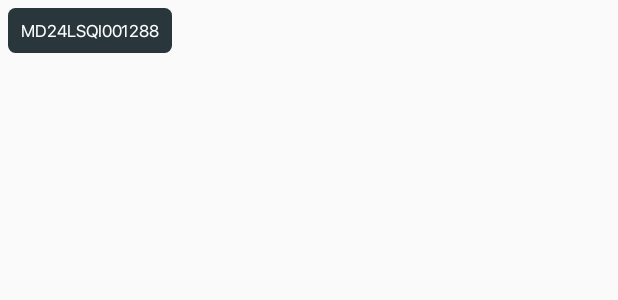
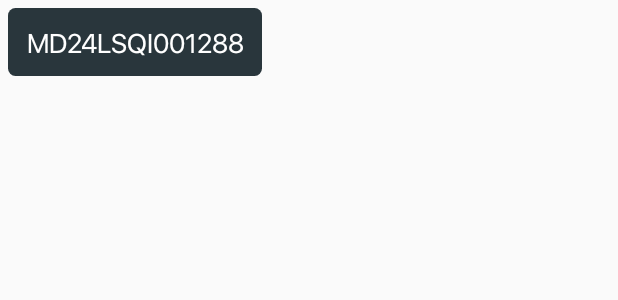
Before and after one commit to SKToukir/Production_line_display, an Android app: the layout grid_item.xml on its own in the app's theme, with its tools: preview values and no code run, on a phone screen of 412 x 824 dp. Shown: the top 300 px of the screen. Run offline under Robolectric (Android 15) with nearby library versions, the phone set to English and light mode, and no system bars.

```diff
--- a/app/src/main/res/layout-land/fragment_main.xml
+++ b/app/src/main/res/layout-land/fragment_main.xml
@@ -268,7 +268,7 @@
                     android:id="@+id/barGridView"
                     android:layout_width="match_parent"
                     android:layout_height="wrap_content"
-                    android:numColumns="7" />
+                    android:numColumns="5" />
 
                 <TextView
                     android:id="@+id/txtNoBarcode"
--- a/app/src/main/res/layout/grid_item.xml
+++ b/app/src/main/res/layout/grid_item.xml
@@ -1,6 +1,6 @@
 <?xml version="1.0" encoding="utf-8"?>
 <RelativeLayout xmlns:android="http://schemas.android.com/apk/res/android"
-    android:layout_width="120dp"
+    android:layout_width="180dp"
     android:layout_height="wrap_content"
     xmlns:app="http://schemas.android.com/apk/res-auto">
 
@@ -15,12 +15,12 @@
     <TextView
         android:id="@+id/text_view"
         android:textColor="@color/white"
-        android:textSize="11sp"
+        android:textSize="18sp"
         android:gravity="center"
         android:text="MD24LSQI001288"
         android:fontFamily="@font/sf_pro_display_regular"
         android:layout_width="match_parent"
-        android:layout_height="30dp"/>
+        android:layout_height="45dp"/>
 
     </androidx.cardview.widget.CardView>
 
```
Also changed, not shown: app/src/main/java/com/walton/productionlinedisplay/ui/MainFragment.kt (+26 -3 lines).
